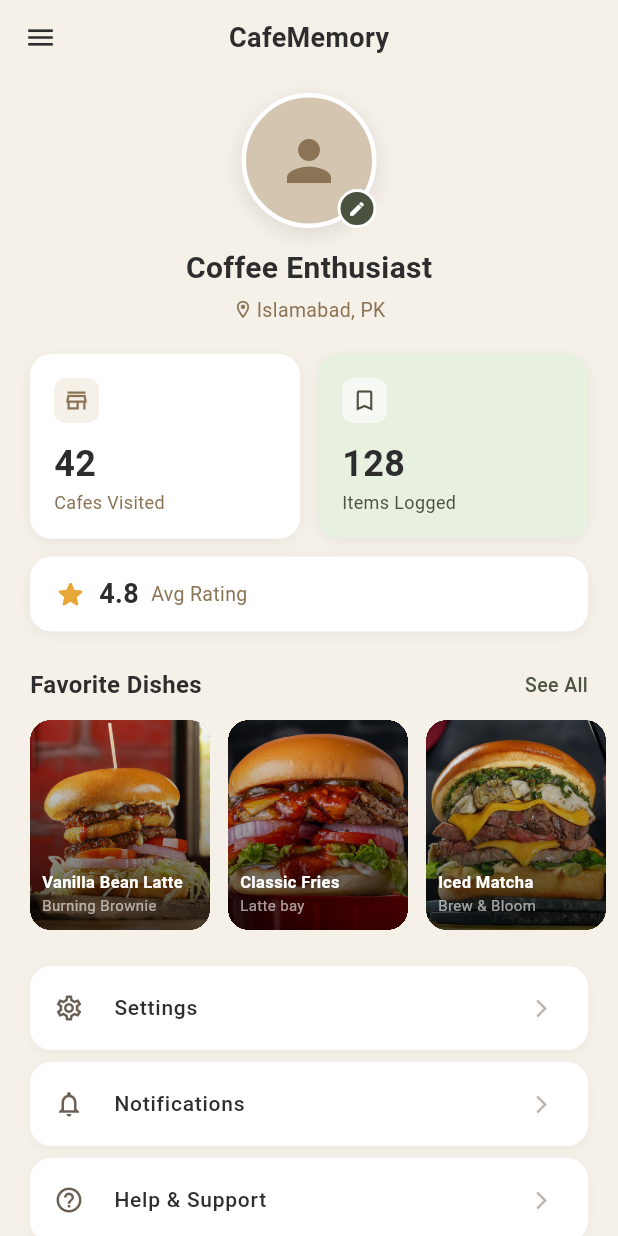
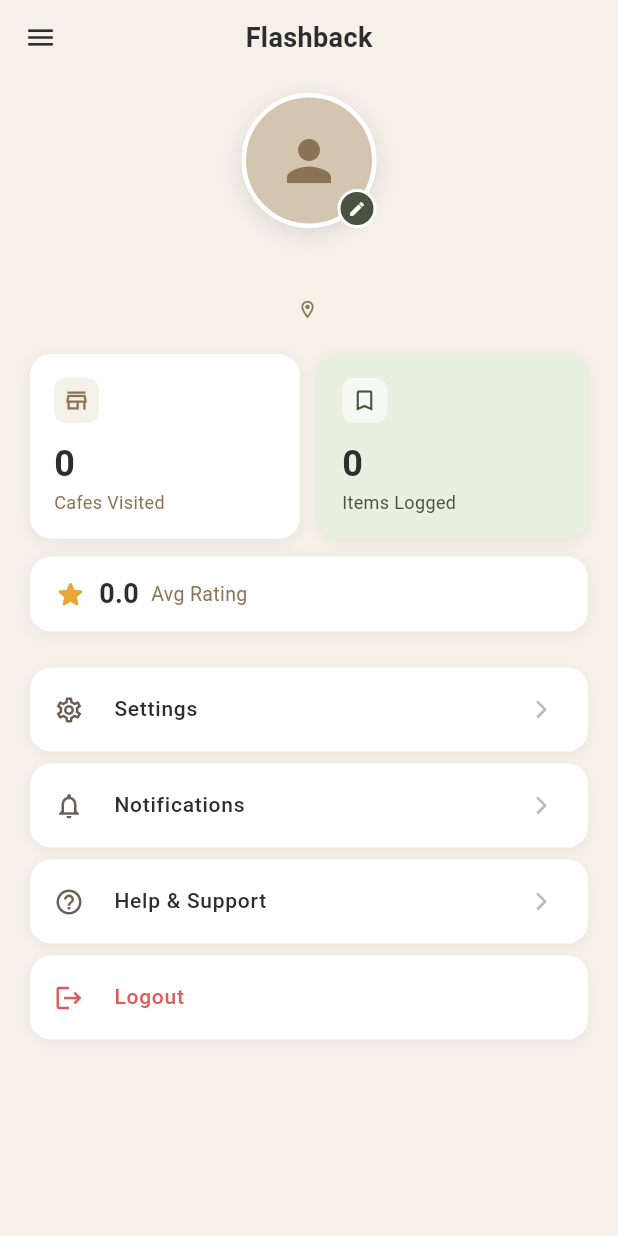
Before and after one commit to IramBashir/flashback, a Flutter app: the ProfileScreen screen opened directly, on a phone screen of 412 x 824 dp. Run offline on Flutter 3.47's test engine with Material 3 defaults, Android fonts, the phone set to English and light mode, and no system bars; our stand-ins replace cloud_firestore, firebase_auth, firebase_core, firebase_storage, flutter_map, image_picker and 1 more; accounts and stored records are empty.

Commit message:
Profile screen with real Firestore data, fix navigation, onboarding skip

```diff
--- a/lib/screens/onboarding_screen.dart
+++ b/lib/screens/onboarding_screen.dart
@@ -1,6 +1,7 @@
 import 'package:flutter/material.dart';
 import 'auth_screen.dart';
 import 'home_screen.dart';
+import '../main.dart';
 
 class OnboardingScreen extends StatefulWidget {
   const OnboardingScreen({super.key});
@@ -48,10 +49,7 @@ class _OnboardingScreenState extends State<OnboardingScreen> {
   }
 
   void _skipToHome() {
-    Navigator.pushReplacement(
-      context,
-      MaterialPageRoute(builder: (context) => const MainNavigator()),
-    );
+    Navigator.pushReplacementNamed(context, '/home');
   }
 
   @override
--- a/lib/screens/profile_screen.dart
+++ b/lib/screens/profile_screen.dart
@@ -1,42 +1,69 @@
 import 'package:flutter/material.dart';
+import 'package:cloud_firestore/cloud_firestore.dart';
+import 'package:firebase_auth/firebase_auth.dart';
 
 class ProfileScreen extends StatelessWidget {
   const ProfileScreen({super.key});
 
-  // Favorite dishes dummy data
-  static const List<Map<String, String>> favoriteDishes = [
-    {
-      'name': 'Vanilla Bean Latte',
-      'cafe': 'Burning Brownie',
-      'color': '0xFF8B6355',
-      'imagePath': 'assets/images/howdy_burger1.jpg',
-    },
-    {
-      'name': 'Classic Fries',
-      'cafe': 'Latte bay',
-      'color': '0xFFC4A882',
-      'imagePath': 'assets/images/howdy_burger2.jpg',
-    },
-    {
-      'name': 'Iced Matcha',
-      'cafe': 'Brew & Bloom',
-      'color': '0xFF6B8B7A',
-      'imagePath': 'assets/images/howdy_burger3.jpg',
-    },
-  ];
-
-  static const List<Map<String, dynamic>> menuItems = [
-    {'icon': Icons.settings_outlined, 'label': 'Settings'},
-    {'icon': Icons.notifications_outlined, 'label': 'Notifications'},
-    {'icon': Icons.help_outline, 'label': 'Help & Support'},
-  ];
-
   @override
   Widget build(BuildContext context) {
+    final user = FirebaseAuth.instance.currentUser;
+    final uid = user?.uid ?? 'anonymous';
+    final email = user?.email ?? 'No email';
+    final displayName = user?.displayName ?? email.split('@')[0];
+
     return Scaffold(
       backgroundColor: const Color(0xFFF5F0E8),
       body: SafeArea(
-        child: SingleChildScrollView(
+        child: StreamBuilder<QuerySnapshot>(
+          // Real time memories fetch karo
+          stream: FirebaseFirestore.instance
+              .collection('memories')
+              .where('userId', isEqualTo: uid)
+              .snapshots(),
+          builder: (context, snapshot) {
+            // Stats calculate karo from real data
+            int memoriesCount = 0;
+            int cafesCount = 0;
+            double avgRating = 0.0;
+            List<Map<String, dynamic>> recentMemories = [];
+
+            if (snapshot.hasData && snapshot.data!.docs.isNotEmpty) {
+              final docs = snapshot.data!.docs;
+              memoriesCount = docs.length;
+
+              // Unique cafes count
+              final cafeNames = docs
+                  .map(
+                    (d) =>
+                        (d.data() as Map<String, dynamic>)['cafeName']
+                            as String? ??
+                        '',
+                  )
+                  .toSet();
+              cafesCount = cafeNames.length;
+
+              // Average rating
+              final ratings = docs
+                  .map(
+                    (d) =>
+                        ((d.data() as Map<String, dynamic>)['rating'] as int? ??
+                                0)
+                            .toDouble(),
+                  )
+                  .toList();
+              if (ratings.isNotEmpty) {
+                avgRating = ratings.reduce((a, b) => a + b) / ratings.length;
+              }
+
+              // Recent memories for favorite dishes
+              recentMemories = docs
+                  .take(3)
+                  .map((d) => d.data() as Map<String, dynamic>)
+                  .toList();
+            }
+
+            return SingleChildScrollView(
               child: Column(
                 crossAxisAlignment: CrossAxisAlignment.start,
                 children: [
@@ -46,9 +73,13 @@ class ProfileScreen extends StatelessWidget {
                     child: Row(
                       mainAxisAlignment: MainAxisAlignment.spaceBetween,
                       children: [
-                    const Icon(Icons.menu, color: Color(0xFF2D2D2D), size: 22),
+                        const Icon(
+                          Icons.menu,
+                          color: Color(0xFF2D2D2D),
+                          size: 22,
+                        ),
                         const Text(
-                      'CafeMemory',
+                          'Flashback',
                           style: TextStyle(
                             color: Color(0xFF2D2D2D),
                             fontSize: 18,
@@ -62,11 +93,10 @@ class ProfileScreen extends StatelessWidget {
 
                   const SizedBox(height: 24),
 
-              // Profile picture + name + location
+                  // Profile picture + name
                   Center(
                     child: Column(
                       children: [
-                    // Profile picture
                         Stack(
                           children: [
                             Container(
@@ -75,7 +105,10 @@ class ProfileScreen extends StatelessWidget {
                               decoration: BoxDecoration(
                                 shape: BoxShape.circle,
                                 color: const Color(0xFFD4C5B0),
-                            border: Border.all(color: Colors.white, width: 3),
+                                border: Border.all(
+                                  color: Colors.white,
+                                  width: 3,
+                                ),
                                 boxShadow: [
                                   BoxShadow(
                                     color: Colors.black.withOpacity(0.1),
@@ -90,7 +123,6 @@ class ProfileScreen extends StatelessWidget {
                                 size: 44,
                               ),
                             ),
-                        // Edit button
                             Positioned(
                               bottom: 0,
                               right: 0,
@@ -99,7 +131,10 @@ class ProfileScreen extends StatelessWidget {
                                 decoration: BoxDecoration(
                                   color: const Color(0xFF4A5240),
                                   shape: BoxShape.circle,
-                              border: Border.all(color: Colors.white, width: 2),
+                                  border: Border.all(
+                                    color: Colors.white,
+                                    width: 2,
+                                  ),
                                 ),
                                 child: const Icon(
                                   Icons.edit,
@@ -113,9 +148,9 @@ class ProfileScreen extends StatelessWidget {
 
                         const SizedBox(height: 12),
 
-                    const Text(
-                      'Coffee Enthusiast',
-                      style: TextStyle(
+                        Text(
+                          displayName,
+                          style: const TextStyle(
                             color: Color(0xFF2D2D2D),
                             fontSize: 20,
                             fontWeight: FontWeight.bold,
@@ -126,16 +161,16 @@ class ProfileScreen extends StatelessWidget {
 
                         Row(
                           mainAxisAlignment: MainAxisAlignment.center,
-                      children: const [
-                        Icon(
+                          children: [
+                            const Icon(
                               Icons.location_on_outlined,
                               color: Color(0xFF8B7355),
                               size: 14,
                             ),
-                        SizedBox(width: 2),
+                            const SizedBox(width: 2),
                             Text(
-                          'Islamabad, PK',
-                          style: TextStyle(
+                              email,
+                              style: const TextStyle(
                                 color: Color(0xFF8B7355),
                                 fontSize: 13,
                               ),
@@ -184,9 +219,9 @@ class ProfileScreen extends StatelessWidget {
                                   ),
                                 ),
                                 const SizedBox(height: 10),
-                            const Text(
-                              '42',
-                              style: TextStyle(
+                                Text(
+                                  '$cafesCount',
+                                  style: const TextStyle(
                                     color: Color(0xFF2D2D2D),
                                     fontSize: 24,
                                     fontWeight: FontWeight.bold,
@@ -237,9 +272,9 @@ class ProfileScreen extends StatelessWidget {
                                   ),
                                 ),
                                 const SizedBox(height: 10),
-                            const Text(
-                              '128',
-                              style: TextStyle(
+                                Text(
+                                  '$memoriesCount',
+                                  style: const TextStyle(
                                     color: Color(0xFF2D2D2D),
                                     fontSize: 24,
                                     fontWeight: FontWeight.bold,
@@ -289,9 +324,9 @@ class ProfileScreen extends StatelessWidget {
                             size: 22,
                           ),
                           const SizedBox(width: 8),
-                      const Text(
-                        '4.8',
-                        style: TextStyle(
+                          Text(
+                            avgRating.toStringAsFixed(1),
+                            style: const TextStyle(
                               color: Color(0xFF2D2D2D),
                               fontSize: 18,
                               fontWeight: FontWeight.bold,
@@ -312,14 +347,15 @@ class ProfileScreen extends StatelessWidget {
 
                   const SizedBox(height: 24),
 
-              // Favorite Dishes
+                  // Recent Memories section
+                  if (recentMemories.isNotEmpty) ...[
                     Padding(
                       padding: const EdgeInsets.symmetric(horizontal: 20),
                       child: Row(
                         mainAxisAlignment: MainAxisAlignment.spaceBetween,
                         children: [
                           const Text(
-                      'Favorite Dishes',
+                            'Recent Memories',
                             style: TextStyle(
                               color: Color(0xFF2D2D2D),
                               fontSize: 16,
@@ -340,75 +376,45 @@ class ProfileScreen extends StatelessWidget {
 
                     const SizedBox(height: 12),
 
-              // Horizontal dish cards
                     SizedBox(
-                height: 140,
+                      height: 120,
                       child: ListView.builder(
                         scrollDirection: Axis.horizontal,
                         padding: const EdgeInsets.only(left: 20),
-                  itemCount: favoriteDishes.length,
+                        itemCount: recentMemories.length,
                         itemBuilder: (context, index) {
-                    final dish = favoriteDishes[index];
+                          final memory = recentMemories[index];
                           return Container(
-                      width: 120,
+                            width: 110,
                             margin: const EdgeInsets.only(right: 12),
                             decoration: BoxDecoration(
+                              color: const Color(0xFFE8E0D0),
                               borderRadius: BorderRadius.circular(14),
-                        color: Color(int.parse(dish['color']!)),
                             ),
-                      clipBehavior: Clip.hardEdge,
-                      child: Stack(
-                        fit: StackFit.expand,
-                        children: [
-                          // Image
-                          Image.asset(
-                            dish['imagePath']!,
-                            fit: BoxFit.cover,
-                            errorBuilder: (context, error, stackTrace) =>
-                                Container(
-                                  color: Color(int.parse(dish['color']!)),
-                                ),
-                          ),
-                          // Gradient
-                          Container(
-                            decoration: BoxDecoration(
-                              gradient: LinearGradient(
-                                begin: Alignment.topCenter,
-                                end: Alignment.bottomCenter,
-                                colors: [
-                                  Colors.transparent,
-                                  Colors.black.withOpacity(0.7),
-                                ],
-                              ),
-                            ),
-                          ),
-                          // Text
-                          Positioned(
-                            bottom: 10,
-                            left: 8,
-                            right: 8,
+                            padding: const EdgeInsets.all(12),
                             child: Column(
                               crossAxisAlignment: CrossAxisAlignment.start,
+                              mainAxisAlignment: MainAxisAlignment.end,
                               children: [
                                 Text(
-                                  dish['name']!,
+                                  memory['itemName'] ?? '',
                                   style: const TextStyle(
-                                    color: Colors.white,
-                                    fontSize: 11,
+                                    color: Color(0xFF2D2D2D),
+                                    fontSize: 12,
                                     fontWeight: FontWeight.w600,
+                                  ),
+                                  maxLines: 2,
+                                  overflow: TextOverflow.ellipsis,
+                                ),
+                                const SizedBox(height: 4),
+                                Text(
+                                  memory['cafeName'] ?? '',
+                                  style: const TextStyle(
+                                    color: Color(0xFF8B7355),
+                                    fontSize: 10,
                                   ),
                                   maxLines: 1,
                                   overflow: TextOverflow.ellipsis,
-                                ),
-                                Text(
-                                  dish['cafe']!,
-                                  style: const TextStyle(
-                                    color: Colors.white60,
-                                    fontSize: 10,
-                                  ),
-                                ),
-                              ],
-                            ),
                                 ),
                               ],
                             ),
@@ -418,48 +424,23 @@ class ProfileScreen extends StatelessWidget {
                     ),
 
                     const SizedBox(height: 24),
+                  ],
 
-              // Settings menu items
+                  // Settings menu
                   Padding(
                     padding: const EdgeInsets.symmetric(horizontal: 20),
                     child: Column(
-                  children: menuItems.map((item) {
-                    return Container(
-                      margin: const EdgeInsets.only(bottom: 8),
-                      decoration: BoxDecoration(
-                        color: Colors.white,
-                        borderRadius: BorderRadius.circular(14),
-                        boxShadow: [
-                          BoxShadow(
-                            color: Colors.black.withOpacity(0.04),
-                            blurRadius: 6,
-                            offset: const Offset(0, 2),
+                      children: [
+                        _menuItem(Icons.settings_outlined, 'Settings', () {}),
+                        const SizedBox(height: 8),
+                        _menuItem(
+                          Icons.notifications_outlined,
+                          'Notifications',
+                          () {},
                         ),
+                        const SizedBox(height: 8),
+                        _menuItem(Icons.help_outline, 'Help & Support', () {}),
                       ],
-                      ),
-                      child: ListTile(
-                        leading: Icon(
-                          item['icon'] as IconData,
-                          color: const Color(0xFF6B6055),
-                          size: 20,
-                        ),
-                        title: Text(
-                          item['label'] as String,
-                          style: const TextStyle(
-                            color: Color(0xFF2D2D2D),
-                            fontSize: 14,
-                            fontWeight: FontWeight.w500,
-                          ),
-                        ),
-                        trailing: const Icon(
-                          Icons.arrow_forward_ios,
-                          color: Color(0xFFBBB5AD),
-                          size: 14,
-                        ),
-                        onTap: () {},
-                      ),
-                    );
-                  }).toList(),
                     ),
                   ),
 
@@ -494,7 +475,12 @@ class ProfileScreen extends StatelessWidget {
                             fontWeight: FontWeight.w500,
                           ),
                         ),
-                    onTap: () {},
+                        onTap: () async {
+                          await FirebaseAuth.instance.signOut();
+                          if (context.mounted) {
+                            Navigator.pushReplacementNamed(context, '/');
+                          }
+                        },
                       ),
                     ),
                   ),
@@ -502,48 +488,43 @@ class ProfileScreen extends StatelessWidget {
                   const SizedBox(height: 40),
                 ],
               ),
+            );
+          },
         ),
       ),
+    );
+  }
 
-      // // Bottom nav
-      // bottomNavigationBar: Container(
-      //   decoration: const BoxDecoration(
-      //     color: Colors.white,
-      //     border: Border(top: BorderSide(color: Color(0xFFEEE8E0))),
-      //   ),
-      //   child: BottomNavigationBar(
-      //     backgroundColor: Colors.transparent,
-      //     selectedItemColor: const Color(0xFF4A5240),
-      //     unselectedItemColor: const Color(0xFFBBB5AD),
-      //     elevation: 0,
-      //     type: BottomNavigationBarType.fixed,
-      //     selectedFontSize: 10,
-      //     unselectedFontSize: 10,
-      //     currentIndex: 4, // Profile active
-      //     items: const [
-      //       BottomNavigationBarItem(
-      //         icon: Icon(Icons.explore_outlined),
-      //         label: 'Explore',
-      //       ),
-      //       BottomNavigationBarItem(
-      //         icon: Icon(Icons.timeline),
-      //         label: 'Timeline',
-      //       ),
-      //       BottomNavigationBarItem(
-      //         icon: Icon(Icons.add_circle_outline, size: 28),
-      //         label: 'Log',
-      //       ),
-      //       BottomNavigationBarItem(
-      //         icon: Icon(Icons.map_outlined),
-      //         label: 'Map',
-      //       ),
-      //       BottomNavigationBarItem(
-      //         icon: Icon(Icons.person_outline),
-      //         label: 'Profile',
-      //       ),
-      //     ],
-      //   ),
-      // ),
+  Widget _menuItem(IconData icon, String label, VoidCallback onTap) {
+    return Container(
+      decoration: BoxDecoration(
+        color: Colors.white,
+        borderRadius: BorderRadius.circular(14),
+        boxShadow: [
+          BoxShadow(
+            color: Colors.black.withOpacity(0.04),
+            blurRadius: 6,
+            offset: const Offset(0, 2),
+          ),
+        ],
+      ),
+      child: ListTile(
+        leading: Icon(icon, color: const Color(0xFF6B6055), size: 20),
+        title: Text(
+          label,
+          style: const TextStyle(
+            color: Color(0xFF2D2D2D),
+            fontSize: 14,
+            fontWeight: FontWeight.w500,
+          ),
+        ),
+        trailing: const Icon(
+          Icons.arrow_forward_ios,
+          color: Color(0xFFBBB5AD),
+          size: 14,
+        ),
+        onTap: onTap,
+      ),
     );
   }
 }
```
Also changed, not shown: lib/main.dart (+5 -2 lines), lib/screens/log_memory_screen.dart (+35 -5 lines), lib/screens/timeline_screen.dart (+26 -2 lines). Lines whose indentation alone changed are shown as unchanged.
